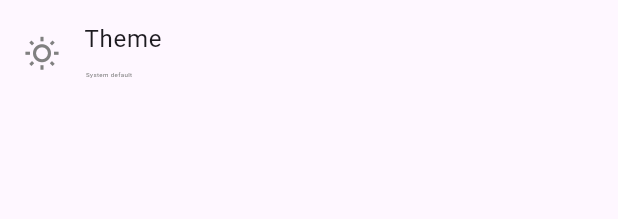
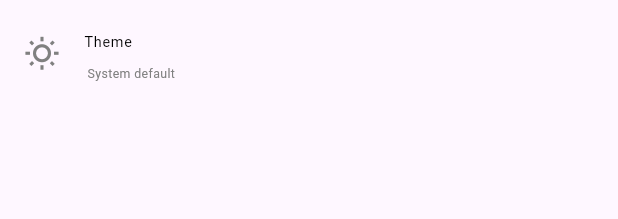
Before and after one commit to WidgetWhizz/Whatsapp_Flutter, a Flutter app: the ChatListItem widget shown alone on an empty page, opened directly, on a phone screen of 412 x 824 dp. Shown: the top 219 px of the screen. Run offline on Flutter 3.47's test engine with Material 3 defaults, Android fonts, the phone set to English and light mode, and no system bars; our stand-ins replace google_fonts, sizer; network calls fail.

Commit message:
design fixed

```diff
--- a/lib/src/core/constant/app_text_style.dart
+++ b/lib/src/core/constant/app_text_style.dart
@@ -20,7 +20,7 @@ class AppTextStyles {
   );
 
   static  TextStyle bodyTextStyle = TextStyle(
-    fontSize: 3.sp,
+    fontSize: 6.sp,
     color: AppColors.greyColor,
   );
 
@@ -29,7 +29,7 @@ class AppTextStyles {
     color: Colors.black,
   );
   static  TextStyle titleTextStyles = TextStyle(
-    fontSize: 4.sp,
-    color: Colors.grey,
+    fontSize: 7.sp,
+    color: Colors.black,
   );
   }
--- a/lib/src/features/chat_settings/chat_list_item.dart
+++ b/lib/src/features/chat_settings/chat_list_item.dart
@@ -13,7 +13,7 @@ class ChatListItem extends StatelessWidget {
   Widget build(BuildContext context) {
     return ListTile(
       leading: Icon(leading,color: AppColors.greyColor,),
-      title: Text(title),
+      title: Text(title, style: AppTextStyles.titleTextStyles,),
       subtitle: subtitle != null ? Text(subtitle!,style: AppTextStyles.bodyTextStyle,) : null,
       onTap: onTap,
     );
--- a/lib/src/features/chat_settings/chat_list_toggle.dart
+++ b/lib/src/features/chat_settings/chat_list_toggle.dart
@@ -20,7 +20,7 @@ class ChatListToggle extends StatelessWidget {
   @override
   Widget build(BuildContext context) {
     return Padding(
-      padding:  EdgeInsets.only(left:4.w),
+      padding:  EdgeInsets.only(left:6.w),
       child: ListTile(
         title: Text(title,style: AppTextStyles.titleTextStyles,),
         subtitle: subtitle != null ? Text(subtitle!,style: AppTextStyles.bodyTextStyle,) : null,
--- a/lib/src/features/chat_settings/chat_setting_page.dart
+++ b/lib/src/features/chat_settings/chat_setting_page.dart
@@ -42,7 +42,7 @@ class _ChatSettingPageState extends State<ChatSettingPage> {
               style: AppTextStyles.subheaderStyle,
             ),
             SizedBox(
-              height: 4.h,
+              height: 3.h,
             ),
             ChatListItem(
                 title: Strings.theme,
@@ -55,7 +55,7 @@ class _ChatSettingPageState extends State<ChatSettingPage> {
             ChatListItem(
                 title: Strings.wallpaper, leading: Icons.image, onTap: () {}),
             const Divider(),
-            const Text(Strings.chatSettings),
+            Text(Strings.chatSettings, style: AppTextStyles.subheaderStyle),
             ChatListToggle(
                 title: Strings.enterisSend,
                 subtitle: Strings.enterKey,
@@ -64,11 +64,13 @@ class _ChatSettingPageState extends State<ChatSettingPage> {
                 onTap: () {}),
             ChatListToggle(
                 title: Strings.mediaVisiblity,
+                subtitle: Strings.downloadedMedia,
                 value: mediaVisibility,
                 onChanged: (value) => setState(() => mediaVisibility = value),
                 onTap: () {}),
             ChatListToggle(
                 title: Strings.instantVideo,
+                subtitle: Strings.tap,
                 value: instantVideo,
                 onChanged: (value) => setState(() => instantVideo = value),
                 onTap: () {}),
```
